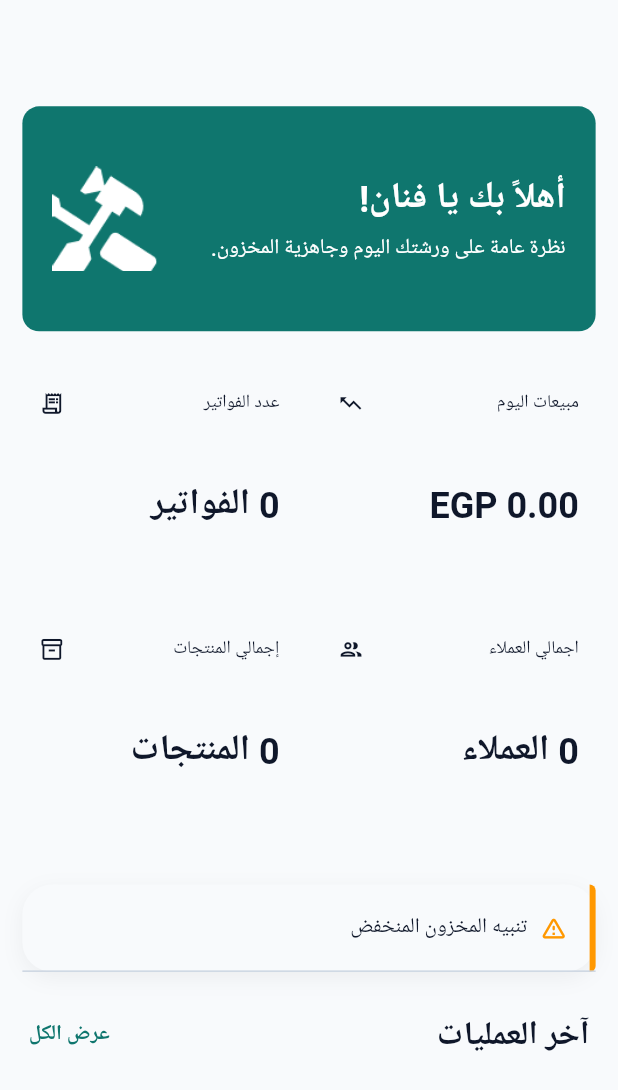
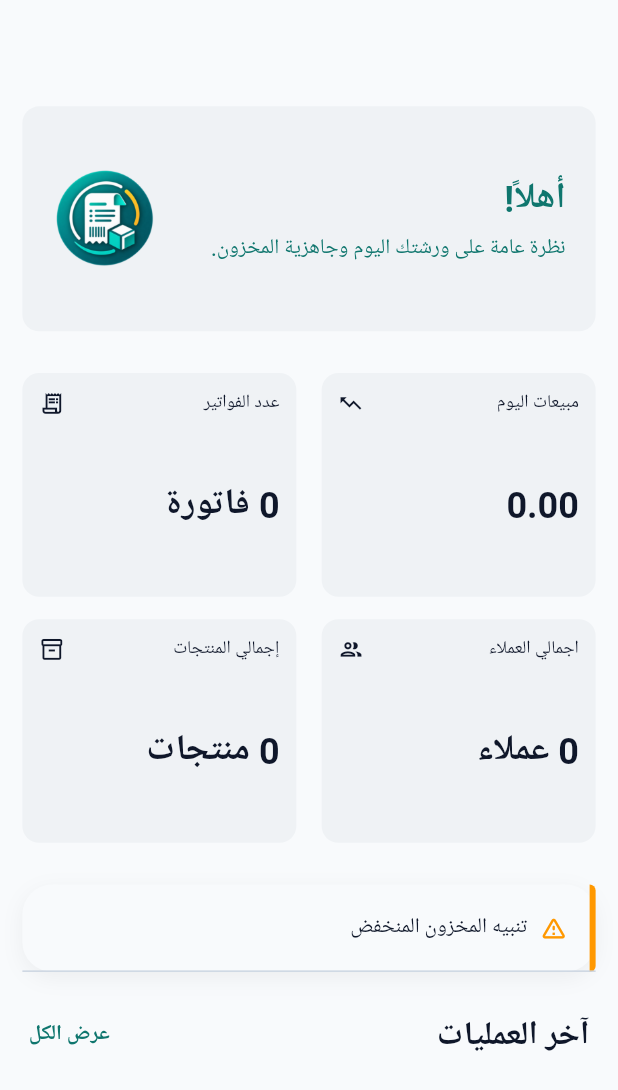
Before and after one commit to rimonnnn/Warshity, a Flutter app: the MobileHome screen opened directly, on a phone screen of 412 x 824 dp. Shown: the top 1090 px of the screen. Run offline on Flutter 3.47's test engine with Material 3 defaults, Android fonts, the phone set to English and light mode, and no system bars; our stand-ins replace bloc, cloud_firestore, dropdown_search, easy_localization, equatable, firebase_auth and 15 more; missing offline and left inert: animated_snack_bar, flutter_facebook_auth; accounts and stored records are empty.

Commit message:
Fixed ui in homeScreen

```diff
--- a/assets/translations/ar.json
+++ b/assets/translations/ar.json
@@ -97,7 +97,7 @@
     "recent_operations": "العمليات الأخيرة",
     "currency": "ج.م",
     "unit": "قطعة",
-    "welcome_actor" : "أهلاً بك يا فنان!",
+    "welcome_actor" : "أهلاً!",
     "welcome_message" : "نظرة عامة على ورشتك اليوم وجاهزية المخزون.",
     "total_clients" : "اجمالي العملاء",
     "number_of_clients" : "85 عميل",
@@ -434,5 +434,8 @@
 "password_changed_successfully": "تم تغيير كلمة المرور بنجاح",
 "current_password_incorrect": "كلمة المرور الحالية غير صحيحة",
 "password_too_weak": "كلمة المرور ضعيفة",
-"logout_confirmation": "هل تريد تسجيل الخروج؟"
+"logout_confirmation": "هل تريد تسجيل الخروج؟",
+"invoice": "فاتورة",
+"client": "عملاء",
+"product": "منتجات"
 }
--- a/assets/translations/en.json
+++ b/assets/translations/en.json
@@ -428,5 +428,9 @@
 "password_changed_successfully": "Password changed successfully",
 "current_password_incorrect": "Current password is incorrect",
 "password_too_weak": "Password is too weak",
-"logout_confirmation": "Are you sure you want to logout?"
+"logout_confirmation": "Are you sure you want to logout?",
+"invoice": "Invoice",
+"client": "Clients",
+"product": "Products"
+
 }
--- a/lib/features/home/presentation/layout/mobile_home.dart
+++ b/lib/features/home/presentation/layout/mobile_home.dart
@@ -52,15 +52,11 @@ class MobileHome extends StatelessWidget {
       body: BlocBuilder<HomeCubit, HomeState>(
         builder: (context, state) {
           if (state is HomeLoading) {
-            return const Center(
-              child: CircularProgressIndicator(),
-            );
+            return const Center(child: CircularProgressIndicator());
           }
 
           if (state is HomeError) {
-            return Center(
-              child: Text(state.message),
-            );
+            return Center(child: Text(state.message));
           }
 
           if (state is! HomeLoaded) {
@@ -71,22 +67,22 @@ class MobileHome extends StatelessWidget {
             (
               'daily_sales'.tr(),
               Icons.trending_up_outlined,
-              'EGP ${state.todaySales.toStringAsFixed(2)}',
+              (state.todaySales.toStringAsFixed(2)),
             ),
             (
               'number_of_Invoices'.tr(),
               Icons.receipt_long_outlined,
-              '${state.invoiceCount} ${'invoices'.tr()}',
+              '${state.invoiceCount} ${'invoice'.tr()}',
             ),
             (
               'total_clients'.tr(),
               Icons.group_outlined,
-              '${state.clientCount} ${'clients'.tr()}',
+              '${state.clientCount} ${'client'.tr()}',
             ),
             (
               'total_products'.tr(),
               Icons.inventory_2_outlined,
-              '${state.productCount} ${'products'.tr()}',
+              '${state.productCount} ${'product'.tr()}',
             ),
           ];
 
@@ -106,8 +102,7 @@ class MobileHome extends StatelessWidget {
                     physics: const NeverScrollableScrollPhysics(),
                     itemCount: statistics.length,
 
-                    gridDelegate:
-                        SliverGridDelegateWithFixedCrossAxisCount(
+                    gridDelegate: SliverGridDelegateWithFixedCrossAxisCount(
                       crossAxisCount: 2,
                       crossAxisSpacing: 16.w,
                       mainAxisSpacing: 16.h,
@@ -134,8 +129,7 @@ class MobileHome extends StatelessWidget {
                         .map(
                           (product) => LowStockItem(
                             productName: product.name,
-                            remainText:
-                                '${product.quantity} ${product.unit}',
+                            remainText: '${product.quantity} ${product.unit}',
                             onPressed: () {},
                           ),
                         )
@@ -149,19 +143,15 @@ class MobileHome extends StatelessWidget {
                     actionText: 'Show All'.tr(),
 
                     onActionPressed: () {
-                      context.pushNamed(
-                        AppRoutes.invoiceScreen,
-                      );
+                      context.pushNamed(AppRoutes.invoiceScreen);
                     },
                   ),
 
                   HeightSpace(16.h),
 
                   RecentOperationList(
-                    operations:
-                        state.recentInvoices.map((invoice) {
-                      final date =
-                          DateTime.tryParse(invoice.createdAt);
+                    operations: state.recentInvoices.map((invoice) {
+                      final date = DateTime.tryParse(invoice.createdAt);
 
                       String formattedDate;
 
@@ -175,17 +165,14 @@ class MobileHome extends StatelessWidget {
                         ).tryParse(invoice.createdAt);
 
                         formattedDate = oldDate != null
-                            ? DateFormat(
-                                'dd/MM/yyyy',
-                              ).format(oldDate)
+                            ? DateFormat('dd/MM/yyyy').format(oldDate)
                             : invoice.createdAt;
                       }
 
                       return RecentOperationModel(
                         customerName: invoice.customerName,
                         time: formattedDate,
-                        price:
-                            invoice.total.toStringAsFixed(2),
+                        price: invoice.total.toStringAsFixed(2),
                       );
                     }).toList(),
 
--- a/lib/features/home/presentation/widgets/card_widget.dart
+++ b/lib/features/home/presentation/widgets/card_widget.dart
@@ -41,21 +41,15 @@ class CardWidget extends StatelessWidget {
 
         return InkWell(
           onTap: onTap,
-          borderRadius: BorderRadius.circular(
-            borderRadius ?? AppRadius.md,
-          ),
+          borderRadius: BorderRadius.circular(borderRadius ?? AppRadius.md),
           child: Container(
             width: width,
             height: height,
             decoration: BoxDecoration(
-              color: color ?? context.colors.surfaceContainerLow,
-              borderRadius: BorderRadius.circular(
-                borderRadius ?? AppRadius.md,
+              color: color ?? context.colors.surfaceContainerHigh,
+              borderRadius: BorderRadius.circular(borderRadius ?? AppRadius.md),
             ),
-            ),
-            padding: EdgeInsets.all(
-              padding ?? (isMobile ? 12.sp : 16.sp),
-            ),
+            padding: EdgeInsets.all(padding ?? (isMobile ? 12.sp : 16.sp)),
             child: Column(
               crossAxisAlignment: CrossAxisAlignment.start,
               children: [
@@ -93,7 +87,8 @@ class CardWidget extends StatelessWidget {
                       child: Text(
                         value ?? "0",
                         maxLines: 2,
-                        style: (isMobile
+                        style:
+                            (isMobile
                                     ? context.text.headlineSmall
                                     : context.text.headlineMedium)
                                 ?.copyWith(
--- a/lib/features/home/presentation/widgets/container_widget.dart
+++ b/lib/features/home/presentation/widgets/container_widget.dart
@@ -37,7 +37,7 @@ class ContainerWidget extends StatelessWidget {
           width: width ?? double.infinity,
           height: height ?? (isDesktop ? 220 : 150),
           decoration: BoxDecoration(
-            color: color ?? context.colors.primary,
+            color: color ?? context.colors.surfaceContainerHigh,
             borderRadius: BorderRadius.circular(borderRadius ?? AppRadius.md),
           ),
           child: Stack(
@@ -50,11 +50,11 @@ class ContainerWidget extends StatelessWidget {
                 bottom: 0,
                 child: Center(
                   child: Image.asset(
-                    AppAssets.homeicon,
+                    AppAssets.logo,
                     width: imageSize,
                     height: imageSize,
-                    fit: BoxFit.contain,
-                    color: context.colors.onPrimary,
+                    fit: BoxFit.cover,
+                    // color: context.colors.primaryContainer.withOpacity(0.5),
                   ),
                 ),
               ),
@@ -94,7 +94,7 @@ class ContainerWidget extends StatelessWidget {
                                         ? context.text.headlineMedium
                                         : context.text.headlineSmall)
                                     ?.copyWith(
-                                      color: context.colors.onPrimary,
+                                      color: context.colors.primary,
                                       fontWeight: FontWeight.bold,
                                     ),
                           );
@@ -111,7 +111,7 @@ class ContainerWidget extends StatelessWidget {
                             (isDesktop
                                     ? context.text.bodyLarge
                                     : context.text.bodyMedium)
-                                ?.copyWith(color: context.colors.onPrimary),
+                                ?.copyWith(color: context.colors.primary),
                       ),
                     ],
                   ),
--- a/lib/features/home/presentation/widgets/recent_operation_card.dart
+++ b/lib/features/home/presentation/widgets/recent_operation_card.dart
@@ -44,20 +44,17 @@ class RecentOperationCard extends StatelessWidget {
           vertical: verticalPadding ?? 14.h,
         ),
         decoration: BoxDecoration(
-          color: backgroundColor ?? context.colors.surfaceContainerLow,
-          borderRadius: BorderRadius.circular(
-            borderradius ?? AppRadius.lg,
-          ),
-          border: Border.all(
-            color: context.colors.outlineVariant,
-          ),
+          color: backgroundColor ?? context.colors.surfaceContainer,
+          borderRadius: BorderRadius.circular(borderradius ?? AppRadius.lg),
+          border: Border.all(color: context.colors.outlineVariant),
         ),
         child: Row(
           children: [
             CircleAvatar(
               radius: 22.r,
               backgroundColor: const Color(0xffD8F0A7),
-              child: avatar ??
+              child:
+                  avatar ??
                   Icon(
                     Icons.person_outline,
                     color: const Color(0xff5B7F22),
```
Also changed, not shown: pubspec.lock. Lines whose indentation alone changed are shown as unchanged.
